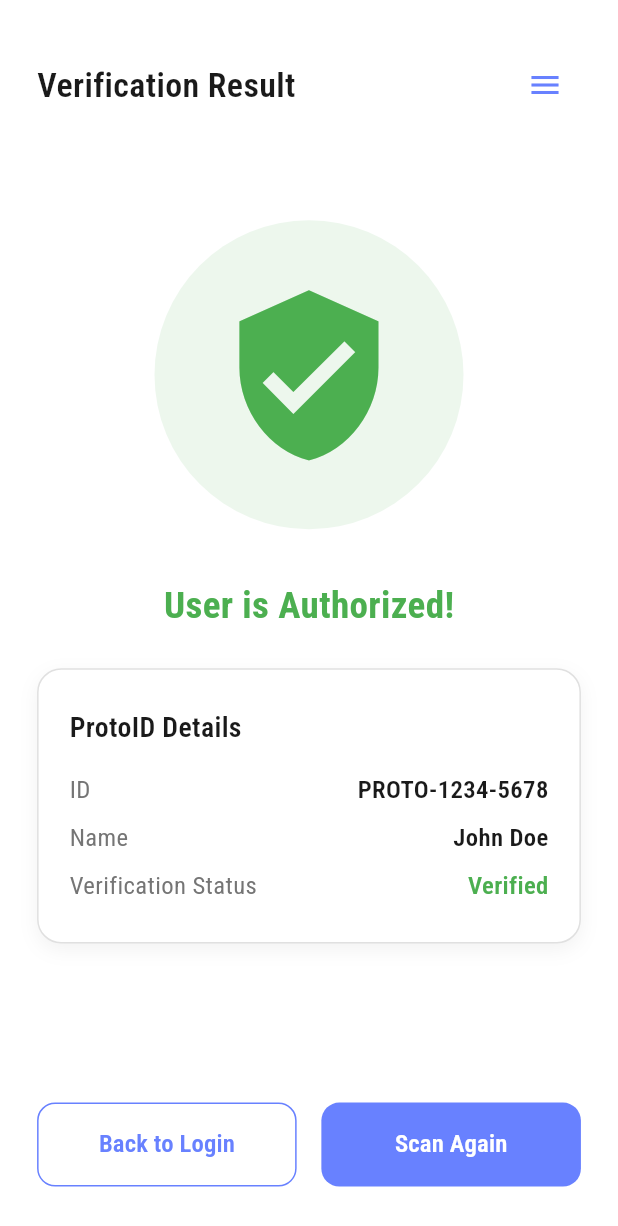
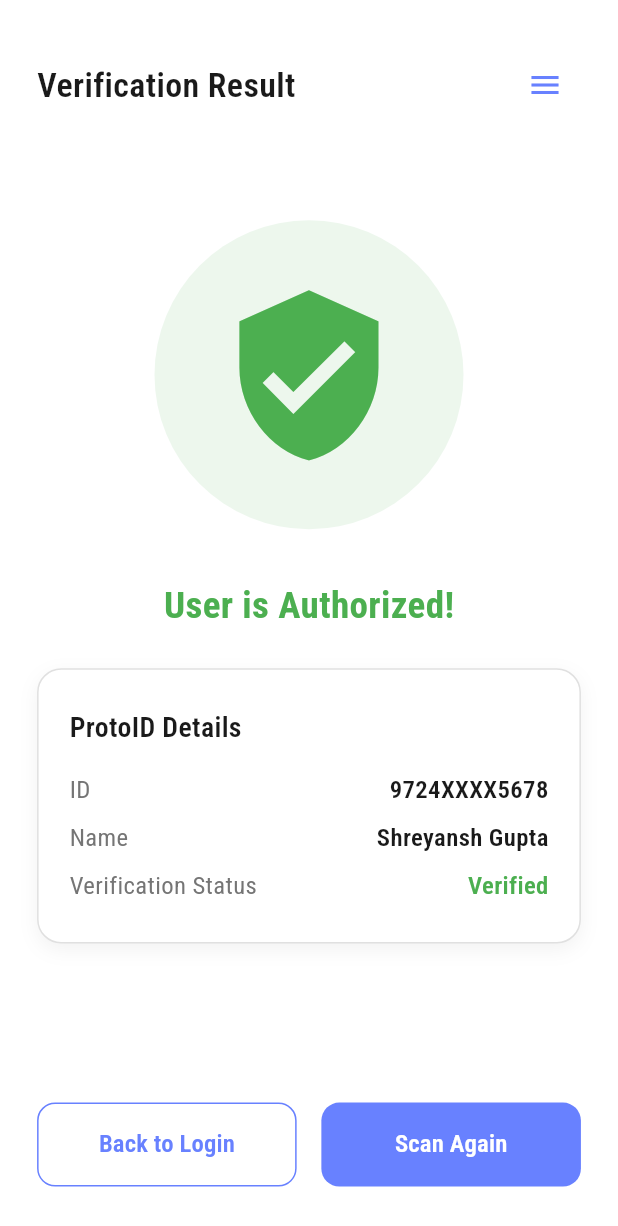
Before and after one commit to loopassembly/Techxcelerate_team-lecun, a Flutter app: the SuccessScreen screen opened by its route, on a phone screen of 412 x 824 dp. Shown: the top 1226 px of the screen. Run offline on Flutter 3.47's test engine with Material 3 defaults, Android fonts, the phone set to English and light mode, and no system bars; our stand-ins replace flutter_riverpod, go_router, google_fonts, local_auth, qr_flutter; missing offline and left inert: local_auth_android, local_auth_darwin, mobile_scanner.

Commit message:
verification result - org,APP

```diff
--- a/org_app/lib/screens/success_screen.dart
+++ b/org_app/lib/screens/success_screen.dart
@@ -92,14 +92,14 @@ class SuccessScreen extends StatelessWidget {
                     _buildDetailRow(
                       context,
                       'ID',
-                      'PROTO-1234-5678',
-                      screenSize,
+                      '9724XXXX5678',
+                      screenSize
                     ),
                     SizedBox(height: screenSize.height * 0.01),
                     _buildDetailRow(
                       context,
                       'Name',
-                      'John Doe',
+                      'Shreyansh Gupta',
                       screenSize,
                     ),
                     SizedBox(height: screenSize.height * 0.01),
@@ -172,9 +172,9 @@ class SuccessScreen extends StatelessWidget {
     BuildContext context,
     String label,
     String value,
-    Size screenSize,
-    {Color? valueColor}
-  ) {
+    Size screenSize, {
+    Color? valueColor,
+  }) {
     return Row(
       mainAxisAlignment: MainAxisAlignment.spaceBetween,
       children: [
```
